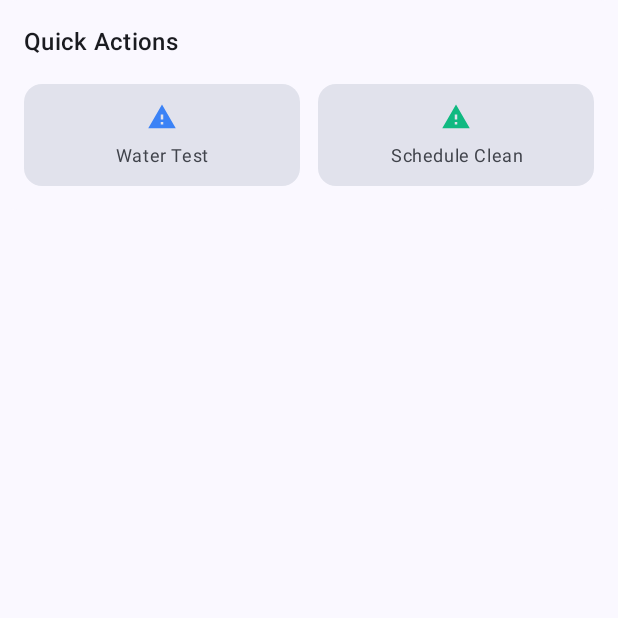
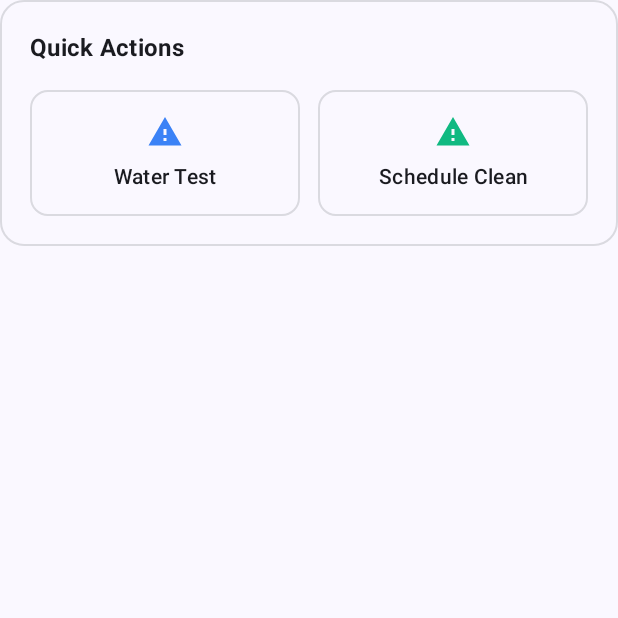
Before and after one commit to vonceee/AquaLuminus, an Android app built with Jetpack Compose: the composable QuickActionsCard shown on its own in the app's theme, on a phone screen of 412 x 824 dp, the top half of it. Run offline under Robolectric (Android 15) with nearby library versions, the phone set to English and light mode, and no system bars.

Commit message:
refactor: enhanced dashboard: QuickActionCards component ui

```diff
--- a/app/src/main/java/com/example/aqualuminus/ui/screens/dashboard/components/QuickActionCards.kt
+++ b/app/src/main/java/com/example/aqualuminus/ui/screens/dashboard/components/QuickActionCards.kt
@@ -9,6 +9,7 @@ import androidx.compose.foundation.layout.fillMaxWidth
 import androidx.compose.foundation.layout.height
 import androidx.compose.foundation.layout.padding
 import androidx.compose.foundation.layout.size
+import androidx.compose.foundation.shape.RoundedCornerShape
 import androidx.compose.material.icons.Icons
 import androidx.compose.material.icons.filled.Warning
 import androidx.compose.material3.Card
@@ -34,15 +35,22 @@ fun QuickActionsCard(
         modifier = Modifier.fillMaxWidth(),
         colors = CardDefaults.cardColors(
             containerColor = MaterialTheme.colorScheme.surface
-        )
+        ),
+        border = androidx.compose.foundation.BorderStroke(
+            1.dp,
+            MaterialTheme.colorScheme.outline.copy(alpha = 0.2f)
+        ),
+        elevation = CardDefaults.cardElevation(0.dp),
+        shape = RoundedCornerShape(16.dp)
     ) {
         Column(
-            modifier = Modifier.padding(16.dp)
+            modifier = Modifier.padding(20.dp)
         ) {
             Text(
                 text = "Quick Actions",
                 style = MaterialTheme.typography.titleMedium,
-                fontWeight = FontWeight.SemiBold
+                fontWeight = FontWeight.Bold,
+                color = MaterialTheme.colorScheme.onSurface
             )
 
             Spacer(modifier = Modifier.height(16.dp))
@@ -83,14 +91,19 @@ fun QuickActionButton(
         modifier = modifier
             .clickable { onClick() },
         colors = CardDefaults.cardColors(
-            containerColor = MaterialTheme.colorScheme.surfaceVariant
+            containerColor = MaterialTheme.colorScheme.surface
         ),
-        border = null
+        border = androidx.compose.foundation.BorderStroke(
+            1.dp,
+            MaterialTheme.colorScheme.outline.copy(alpha = 0.2f)
+        ),
+        elevation = CardDefaults.cardElevation(0.dp),
+        shape = RoundedCornerShape(12.dp)
     ) {
         Column(
             modifier = Modifier
                 .fillMaxWidth()
-                .padding(12.dp),
+                .padding(16.dp),
             horizontalAlignment = Alignment.CenterHorizontally,
             verticalArrangement = Arrangement.spacedBy(8.dp)
         ) {
@@ -98,12 +111,14 @@ fun QuickActionButton(
                 imageVector = icon,
                 contentDescription = label,
                 tint = iconColor,
-                modifier = Modifier.size(20.dp)
+                modifier = Modifier.size(24.dp)
             )
             Text(
                 text = label,
-                style = MaterialTheme.typography.bodySmall,
-                textAlign = TextAlign.Center
+                style = MaterialTheme.typography.bodyMedium,
+                textAlign = TextAlign.Center,
+                color = MaterialTheme.colorScheme.onSurface,
+                fontWeight = FontWeight.Medium
             )
         }
     }
```
